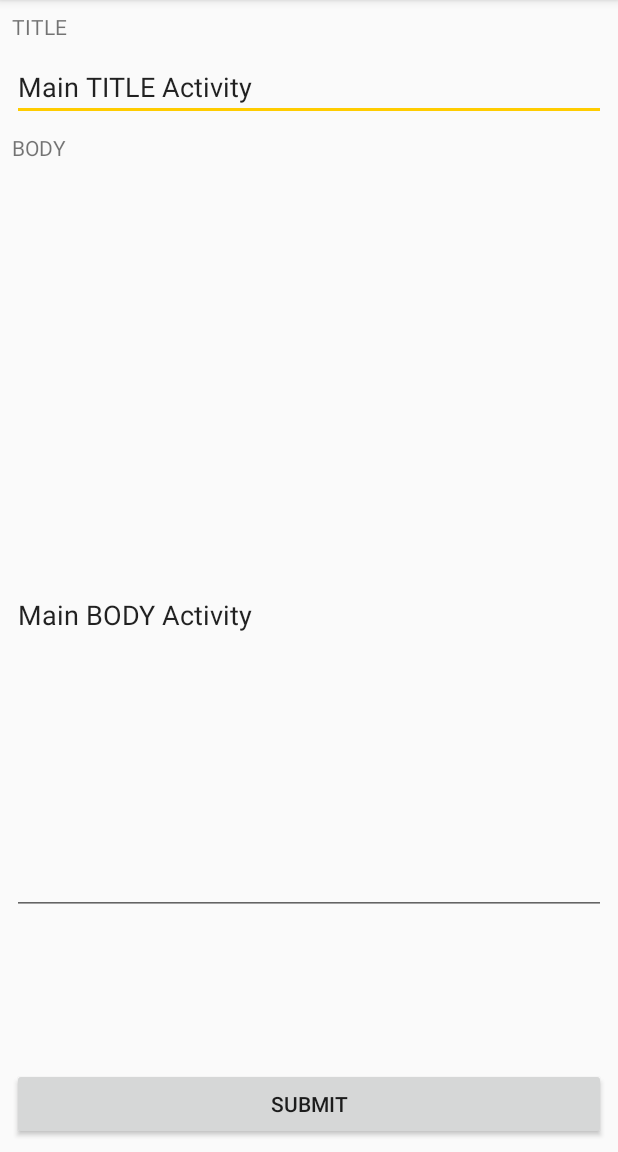
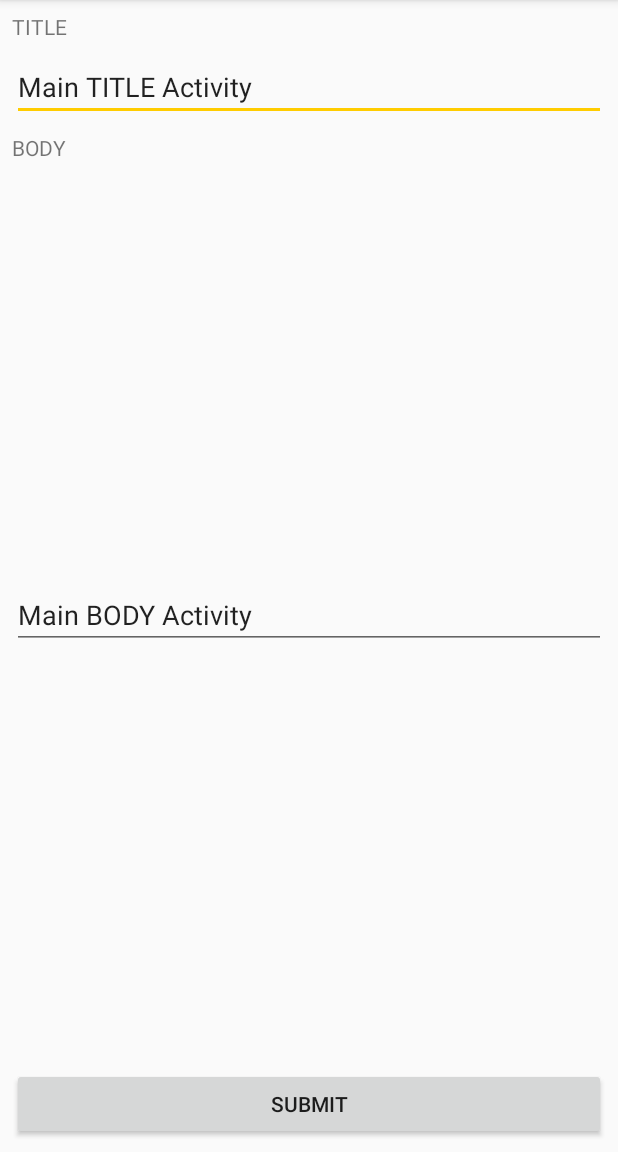
Before and after one commit to TakahiroTsuchiya/KotlinSample, an Android app: the screen it shows after launch (DetailActivity), on a phone screen of 412 x 824 dp, the part 84-1236 px from its top. Run offline under Robolectric (Android 15) with nearby library versions, the phone set to English and light mode, and no system bars; our stand-ins replace data binding; libraries missing offline, so code that uses them is left out: ; 1 statement that could not run was skipped.

```diff
--- a/app/src/main/java/com/sample/sampleapplication_madebykotlin/viewmodel/InputDetail.kt
+++ b/app/src/main/java/com/sample/sampleapplication_madebykotlin/viewmodel/InputDetail.kt
@@ -29,4 +29,10 @@ class InputDetail(title: String, body: String): BaseObservable() {
             Log.d("InputDetail", "CONDITION : $isCondition")
             return isCondition
         }
+
+    fun sendNotification() {
+        Log.d("InputDetail", " click send Button, call sendNotification.")
+        Log.d("InputDetail", " click send Button, TITLE $title")
+        Log.d("InputDetail", " click send Button, BODY $body")
+    }
 }
--- a/app/src/main/res/layout/activity_detail.xml
+++ b/app/src/main/res/layout/activity_detail.xml
@@ -12,10 +12,14 @@
             android:id="@+id/detail_title_text"
             android:layout_width="match_parent"
             android:layout_height="wrap_content"
+            android:layout_marginStart="8dp"
+            android:layout_marginLeft="8dp"
+            android:layout_marginTop="8dp"
             android:layout_marginEnd="8dp"
-            android:layout_marginStart="8dp"
-            android:layout_marginTop="8dp"
+            android:layout_marginRight="8dp"
             android:text="@string/ui_detail_title_text"
+            app:layout_constraintEnd_toEndOf="parent"
+            app:layout_constraintStart_toStartOf="parent"
             app:layout_constraintTop_toTopOf="parent" />
 
         <EditText
@@ -36,9 +40,9 @@
             android:id="@+id/detail_body_text"
             android:layout_width="match_parent"
             android:layout_height="wrap_content"
-            android:layout_marginEnd="8dp"
             android:layout_marginStart="8dp"
             android:layout_marginTop="8dp"
+            android:layout_marginEnd="8dp"
             android:text="@string/ui_detail_body_text"
             app:layout_constraintEnd_toEndOf="parent"
             app:layout_constraintStart_toStartOf="parent"
@@ -46,19 +50,21 @@
 
         <EditText
             android:id="@+id/detail_body_edit"
-            android:layout_width="match_parent"
-            android:layout_height="399dp"
+            android:layout_width="0dp"
+            android:layout_height="wrap_content"
             android:layout_marginStart="8dp"
             android:layout_marginLeft="8dp"
             android:layout_marginTop="8dp"
             android:layout_marginEnd="8dp"
             android:layout_marginRight="8dp"
             android:layout_marginBottom="8dp"
+            android:gravity="top|start"
             android:hint="@string/ui_detail_body_hint"
             android:inputType="textLongMessage"
             android:text="@={detail.body}"
             app:layout_constraintBottom_toTopOf="@+id/detail_submit_button"
             app:layout_constraintEnd_toEndOf="parent"
+            app:layout_constraintHorizontal_bias="0.0"
             app:layout_constraintStart_toStartOf="parent"
             app:layout_constraintTop_toBottomOf="@+id/detail_body_text" />
 
@@ -73,6 +79,7 @@
             android:layout_marginStart="8dp"
             android:text="@string/ui_detail_button_submit"
             android:enabled="@{detail.submitConditon}"
+            android:onClick="@{() -> detail.sendNotification()}"
             app:layout_constraintBottom_toBottomOf="parent"
             app:layout_constraintEnd_toEndOf="parent"
             app:layout_constraintStart_toStartOf="parent" />
```
